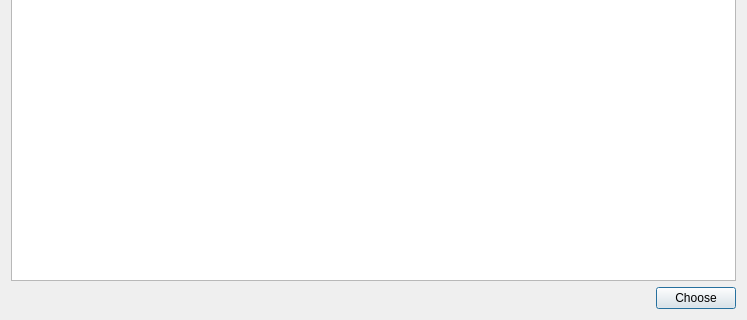
First picture: the form in src/gui/ui/addressbookdialog.ui, repository mygirl8893/Catalyst-Classic-3.0.4, before the edit; both pictures show x 0 to 747 and y 205 to 525 of the 747 by 525 pixel window.
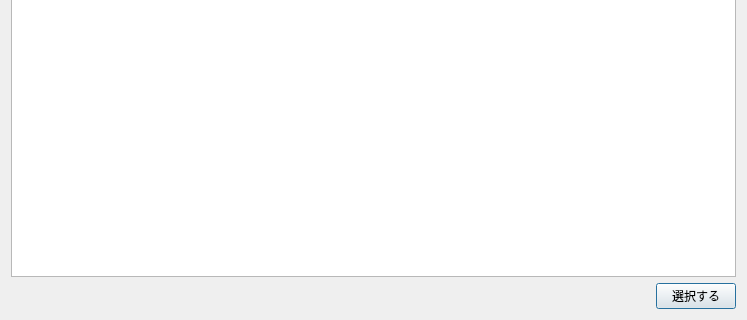
Second picture: the form after the edit.

```diff
--- a/src/gui/ui/addressbookdialog.ui
+++ b/src/gui/ui/addressbookdialog.ui
@@ -35,7 +35,7 @@
      <item>
       <widget class="QPushButton" name="m_okButton">
        <property name="text">
-        <string>Choose</string>
+        <string>選択する</string>
        </property>
       </widget>
      </item>
```
Left out of the diff: 2 changed lines with no effect on the pictures.
